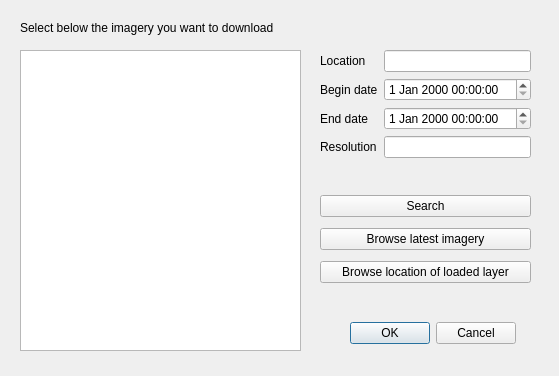
Old version of the form OpenAerialMap/gui/ui/img_search_dialog.ui in the repository hotosm/oam-qgis-plugin.
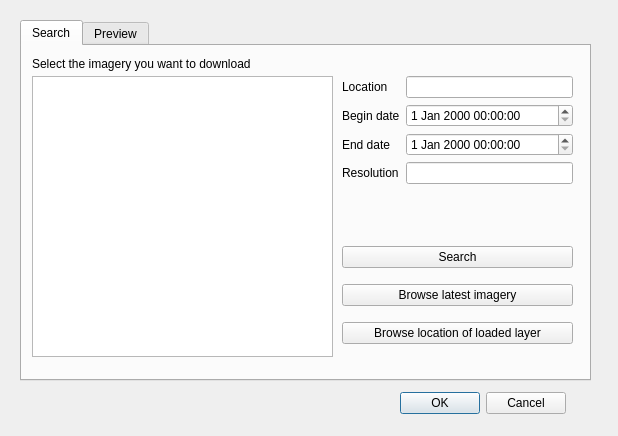
New version of the form.

Commit message: modified GUI (img_search_dialog.ui) added event handlers, and functions for initialization (img_search_dialog.py)

```diff
--- a/OpenAerialMap/gui/ui/img_search_dialog.ui
+++ b/OpenAerialMap/gui/ui/img_search_dialog.ui
@@ -6,20 +6,46 @@
    <rect>
     <x>0</x>
     <y>0</y>
-    <width>559</width>
-    <height>376</height>
+    <width>618</width>
+    <height>436</height>
    </rect>
   </property>
   <property name="windowTitle">
    <string>Download Imagery</string>
   </property>
-  <widget class="QWidget" name="layoutWidget_2">
+  <widget class="QTabWidget" name="tabWidget">
+   <property name="geometry">
+    <rect>
+     <x>20</x>
+     <y>20</y>
+     <width>571</width>
+     <height>361</height>
+    </rect>
+   </property>
+   <property name="currentIndex">
+    <number>0</number>
+   </property>
+   <widget class="QWidget" name="search_tab">
+    <attribute name="title">
+     <string>Search</string>
+    </attribute>
+    <widget class="QListWidget" name="listWidget">
+     <property name="geometry">
+      <rect>
+       <x>10</x>
+       <y>30</y>
+       <width>301</width>
+       <height>281</height>
+      </rect>
+     </property>
+    </widget>
+    <widget class="QWidget" name="layoutWidget">
    <property name="geometry">
     <rect>
      <x>320</x>
-     <y>50</y>
-     <width>211</width>
-     <height>128</height>
+       <y>30</y>
+       <width>231</width>
+       <height>141</height>
     </rect>
    </property>
    <layout class="QFormLayout" name="formLayout">
@@ -64,22 +90,14 @@
      <widget class="QLineEdit" name="lineEditResolution"/>
     </item>
    </layout>
-   <zorder>lineEditLocation</zorder>
-   <zorder>labelBeginDate</zorder>
-   <zorder>editStartDate</zorder>
-   <zorder>labelEndDate</zorder>
-   <zorder>editEndDate</zorder>
-   <zorder>labelResolution</zorder>
-   <zorder>lineEditResolution</zorder>
-   <zorder>labelLocation</zorder>
-  </widget>
-  <widget class="QWidget" name="layoutWidget_3">
+    </widget>
+    <widget class="QWidget" name="layoutWidget">
    <property name="geometry">
     <rect>
      <x>320</x>
      <y>190</y>
-     <width>211</width>
-     <height>101</height>
+       <width>231</width>
+       <height>121</height>
     </rect>
    </property>
    <layout class="QVBoxLayout" name="verticalLayout">
@@ -106,34 +124,41 @@
     </item>
    </layout>
   </widget>
-  <widget class="QLabel" name="labelInstruction">
+    <widget class="QLabel" name="label">
    <property name="geometry">
     <rect>
-     <x>20</x>
-     <y>20</y>
+       <x>10</x>
+       <y>10</y>
      <width>331</width>
      <height>16</height>
     </rect>
    </property>
    <property name="text">
-    <string>Select below the imagery you want to download</string>
-   </property>
-  </widget>
+      <string>Select the imagery you want to download</string>
+     </property>
+    </widget>
+   </widget>
+   <widget class="QWidget" name="preview_tab">
+    <attribute name="title">
+     <string>Preview</string>
+    </attribute>
   <widget class="QGraphicsView" name="graphicsView">
    <property name="geometry">
     <rect>
-     <x>20</x>
-     <y>50</y>
-     <width>281</width>
-     <height>301</height>
-    </rect>
-   </property>
+       <x>10</x>
+       <y>10</y>
+       <width>551</width>
+       <height>311</height>
+      </rect>
+     </property>
+    </widget>
+   </widget>
   </widget>
   <widget class="QDialogButtonBox" name="buttonBox">
    <property name="geometry">
     <rect>
-     <x>340</x>
-     <y>320</y>
+     <x>390</x>
+     <y>390</y>
      <width>176</width>
      <height>27</height>
     </rect>
```
Left out of the diff: 16 changed lines with no effect on the pictures. Lines whose indentation alone changed are shown as unchanged. The commit also changes 1 other file.
